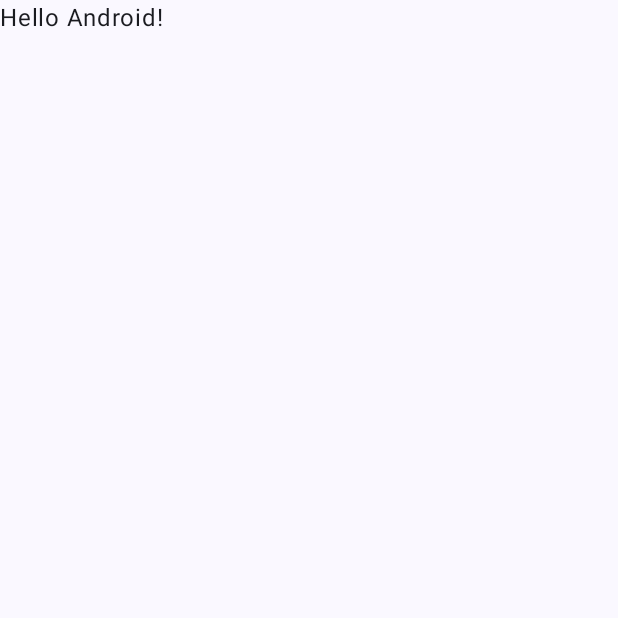
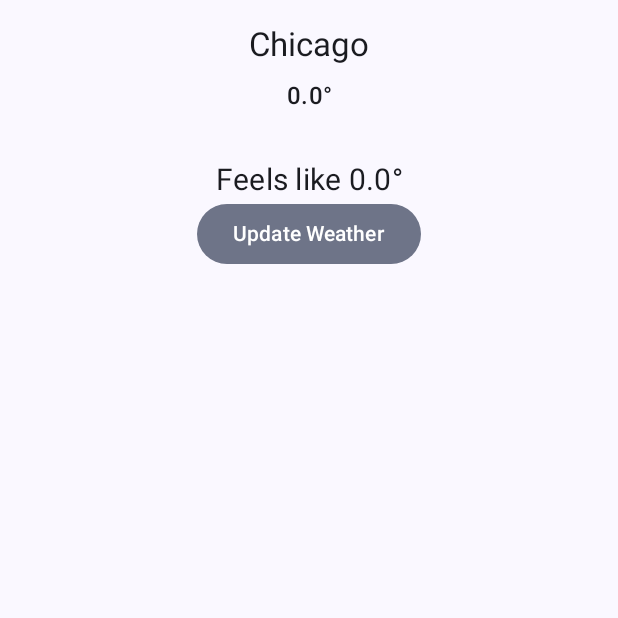
Before and after one commit to jimmy04500/WeatherForecast, an Android app built with Jetpack Compose: the screen it shows after launch (MainActivity), on a phone screen of 412 x 824 dp, the top half of it. Before the commit the part shown is almost empty. Run offline under Robolectric (Android 15) with nearby library versions, the phone set to English and light mode, and no system bars; our stand-ins replace Dagger/Hilt's generated code.

Commit message:
Create skeleton weather summary UI

```diff
--- a/app/src/main/java/com/edwardkim/weatherforecast/MainActivity.kt
+++ b/app/src/main/java/com/edwardkim/weatherforecast/MainActivity.kt
@@ -4,7 +4,6 @@ import android.os.Bundle
 import androidx.activity.ComponentActivity
 import androidx.activity.compose.setContent
 import androidx.activity.enableEdgeToEdge
-import androidx.activity.viewModels
 import androidx.compose.foundation.layout.fillMaxSize
 import androidx.compose.foundation.layout.padding
 import androidx.compose.material3.Scaffold
@@ -12,40 +11,23 @@ import androidx.compose.material3.Text
 import androidx.compose.runtime.Composable
 import androidx.compose.ui.Modifier
 import androidx.compose.ui.tooling.preview.Preview
+import com.edwardkim.weatherforecast.ui.CurrentWeatherSummary
 import com.edwardkim.weatherforecast.ui.theme.WeatherForecastTheme
 import dagger.hilt.android.AndroidEntryPoint
 
 @AndroidEntryPoint
 class MainActivity : ComponentActivity() {
-    private val weatherSummaryVM: WeatherSummaryViewModel by viewModels()
     override fun onCreate(savedInstanceState: Bundle?) {
         super.onCreate(savedInstanceState)
         enableEdgeToEdge()
         setContent {
             WeatherForecastTheme {
-                Scaffold(modifier = Modifier.fillMaxSize()) { innerPadding ->
-                    Greeting(
-                        name = "Android",
-                        modifier = Modifier.padding(innerPadding)
-                    )
+                Scaffold(
+                    modifier = Modifier.fillMaxSize()
+                ) { innerPadding ->
+                    CurrentWeatherSummary(modifier = Modifier.padding(innerPadding))
                 }
             }
         }
     }
 }
-
-@Composable
-fun Greeting(name: String, modifier: Modifier = Modifier) {
-    Text(
-        text = "Hello $name!",
-        modifier = modifier
-    )
-}
-
-@Preview(showBackground = true)
-@Composable
-fun GreetingPreview() {
-    WeatherForecastTheme {
-        Greeting("Android")
-    }
-}
--- /dev/null
+++ b/app/src/main/java/com/edwardkim/weatherforecast/WeatherDashboardViewModel.kt
@@ -0,0 +1,42 @@
+package com.edwardkim.weatherforecast
+
+import androidx.lifecycle.ViewModel
+import androidx.lifecycle.viewModelScope
+import com.edwardkim.weatherforecast.data.WeatherService
+import dagger.hilt.android.lifecycle.HiltViewModel
+import kotlinx.coroutines.flow.MutableStateFlow
+import kotlinx.coroutines.flow.asStateFlow
+import kotlinx.coroutines.flow.update
+import kotlinx.coroutines.launch
+import javax.inject.Inject
+
+@HiltViewModel
+class WeatherDashboardViewModel @Inject constructor(
+    private val weatherService: WeatherService
+): ViewModel() {
+    private val _currentTemperature = MutableStateFlow(0.0)
+    val currentTemperature = _currentTemperature.asStateFlow()
+
+    private val _currentWeatherDescription = MutableStateFlow("")
+    val currentWeatherDescription = _currentWeatherDescription.asStateFlow()
+
+    private val _currentFeelsLikeTemperature = MutableStateFlow(0.0)
+    val currentFeelsLikeTemperature = _currentFeelsLikeTemperature.asStateFlow()
+
+    fun updateWeather() {
+        viewModelScope.launch {
+            val result = weatherService.getWeather(41.878113, -87.629799, "imperial").body()
+            result?.run {
+                _currentTemperature.update {
+                    temperatureInfo.temperature
+                }
+                _currentWeatherDescription.update {
+                    weatherInfoItems[0].weatherDescription
+                }
+                _currentFeelsLikeTemperature.update {
+                    temperatureInfo.feelsLikeTemperature
+                }
+            }
+        }
+    }
+}
--- /dev/null
+++ b/app/src/main/java/com/edwardkim/weatherforecast/ui/CurrentWeatherSummary.kt
@@ -0,0 +1,98 @@
+package com.edwardkim.weatherforecast.ui
+
+import androidx.compose.foundation.layout.Column
+import androidx.compose.foundation.layout.Spacer
+import androidx.compose.foundation.layout.fillMaxWidth
+import androidx.compose.foundation.layout.height
+import androidx.compose.foundation.layout.padding
+import androidx.compose.material3.Button
+import androidx.compose.material3.FilledTonalButton
+import androidx.compose.material3.MaterialTheme
+import androidx.compose.material3.Text
+import androidx.compose.runtime.Composable
+import androidx.compose.ui.Alignment
+import androidx.compose.ui.Modifier
+import androidx.compose.ui.text.style.TextAlign
+import androidx.compose.ui.tooling.preview.Preview
+import androidx.compose.ui.unit.dp
+import androidx.compose.ui.unit.sp
+import androidx.lifecycle.compose.collectAsStateWithLifecycle
+import androidx.lifecycle.viewmodel.compose.viewModel
+import com.edwardkim.weatherforecast.WeatherDashboardViewModel
+
+@Composable
+fun CurrentWeatherSummary(
+    viewModel: WeatherDashboardViewModel = viewModel(),
+    modifier: Modifier = Modifier
+) {
+    val currentTemp = viewModel.currentTemperature.collectAsStateWithLifecycle()
+    val currentWeatherDescription = viewModel.currentWeatherDescription.collectAsStateWithLifecycle()
+    val currentFeelsLikeTemp = viewModel.currentFeelsLikeTemperature.collectAsStateWithLifecycle()
+    CurrentWeatherSummary(
+        city = "Chicago",
+        temperature = currentTemp.value,
+        weatherDescription = currentWeatherDescription.value,
+        feelsLikeTemp = currentFeelsLikeTemp.value,
+        onClick = {
+            viewModel.updateWeather()
+        },
+        modifier = modifier
+    )
+}
+
+@Composable
+fun CurrentWeatherSummary(
+    city: String,
+    temperature: Double,
+    weatherDescription: String,
+    feelsLikeTemp: Double,
+    onClick: () -> Unit = {},
+    modifier: Modifier = Modifier) {
+    Column(modifier = modifier
+        .fillMaxWidth()
+        .padding(16.dp)) {
+        Text(
+            text = city,
+            style = MaterialTheme.typography.titleLarge,
+            textAlign = TextAlign.Center,
+            modifier = Modifier.align(Alignment.CenterHorizontally)
+        )
+        Spacer(modifier = Modifier.height(8.dp))
+        Text(
+            text = "$temperature°",
+            style = MaterialTheme.typography.titleMedium,
+            textAlign = TextAlign.Center,
+            modifier = Modifier.align(Alignment.CenterHorizontally)
+        )
+        Text(
+            text = weatherDescription,
+            style = MaterialTheme.typography.titleMedium,
+            textAlign = TextAlign.Center,
+            modifier = Modifier.align(Alignment.CenterHorizontally)
+        )
+        Spacer(modifier = Modifier.height(8.dp))
+        Text(
+            text = "Feels like $feelsLikeTemp°",
+            style = MaterialTheme.typography.bodyMedium,
+            textAlign = TextAlign.Center,
+            fontSize = 20.sp,
+            modifier = Modifier.align(Alignment.CenterHorizontally)
+        )
+        FilledTonalButton(
+            onClick = onClick,
+            modifier = Modifier.align(Alignment.CenterHorizontally)
+        ) {
+            Text(text = "Update Weather")
+        }
+    }
+}
+
+@Preview(showBackground = true)
+@Composable
+fun PreviewCurrentWeatherSummary() {
+    CurrentWeatherSummary(
+        city = "San Francisco",
+        temperature = 72.0,
+        weatherDescription = "Sunny",
+        feelsLikeTemp = 80.0)
+}
--- a/gradle/libs.versions.toml
+++ b/gradle/libs.versions.toml
@@ -5,19 +5,18 @@ coreKtx = "1.13.1"
 junit = "4.13.2"
 junitVersion = "1.1.5"
 espressoCore = "3.5.1"
-lifecycleRuntimeKtx = "2.8.0"
 activityCompose = "1.9.0"
 composeBom = "2023.08.00"
 retrofit = "2.11.0"
 hilt = "2.51"
-lifecycleCompose = "2.8.0"
+lifecycleCompose = "2.7.0"
 
 [libraries]
 androidx-core-ktx = { group = "androidx.core", name = "core-ktx", version.ref = "coreKtx" }
 junit = { group = "junit", name = "junit", version.ref = "junit" }
 androidx-junit = { group = "androidx.test.ext", name = "junit", version.ref = "junitVersion" }
 androidx-espresso-core = { group = "androidx.test.espresso", name = "espresso-core", version.ref = "espressoCore" }
-androidx-lifecycle-runtime-ktx = { group = "androidx.lifecycle", name = "lifecycle-runtime-ktx", version.ref = "lifecycleRuntimeKtx" }
+androidx-lifecycle-runtime-ktx = { group = "androidx.lifecycle", name = "lifecycle-runtime-ktx", version.ref = "lifecycleCompose" }
 androidx-lifecycle-viewmodel-compose = { group = "androidx.lifecycle", name = "lifecycle-viewmodel-compose", version.ref = "lifecycleCompose" }
 androidx-lifecycle-runtime-compose = { group = "androidx.lifecycle", name = "lifecycle-runtime-compose", version.ref = "lifecycleCompose" }
 androidx-activity-compose = { group = "androidx.activity", name = "activity-compose", version.ref = "activityCompose" }
```
Also changed, not shown: app/src/main/java/com/edwardkim/weatherforecast/WeatherSummaryViewModel.kt (deleted, +0 -12 lines), app/src/main/java/com/edwardkim/weatherforecast/data/WeatherService.kt (+11 -5 lines).
